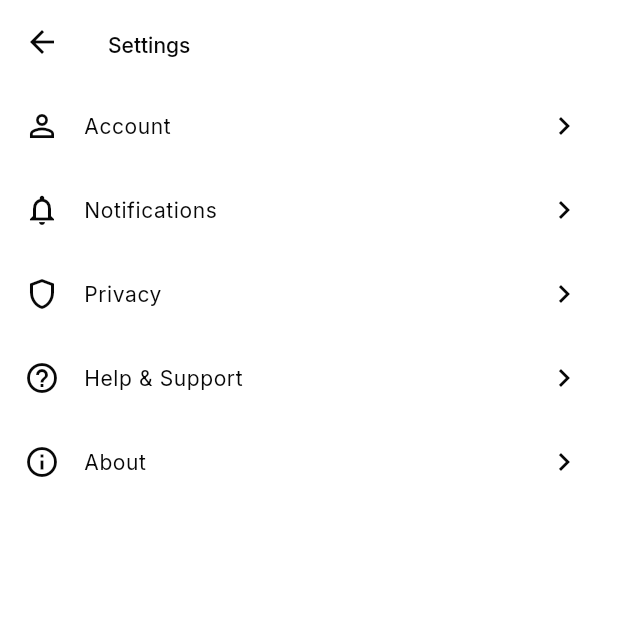
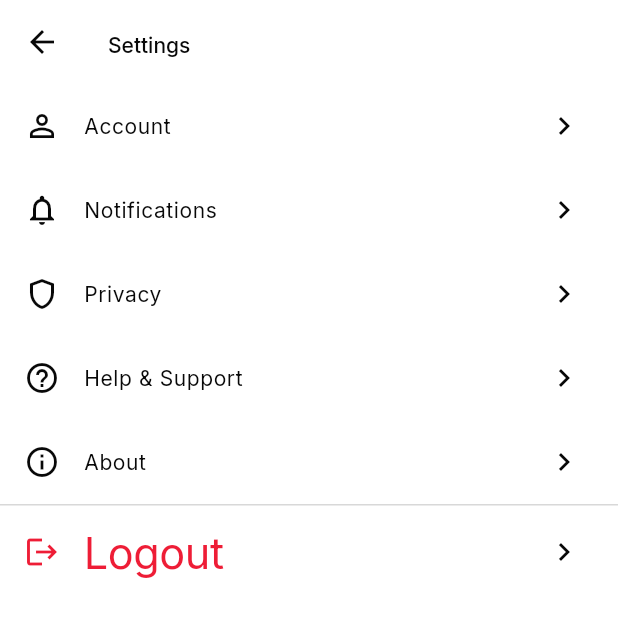
Before and after one commit to hib4/DermaScan, a Flutter app: the SettingsScreen screen opened directly, on a phone screen of 412 x 824 dp, the top half of it. Run offline on Flutter 3.47's test engine with Material 3 defaults, Android fonts, the phone set to English and light mode, and no system bars; our stand-ins replace bloc, camera, equatable, flutter_bloc, flutter_secure_storage, go_router and 3 more; missing offline and left inert: tflite_flutter; accounts and stored records are empty.

Commit message:
feat: add logout tile with confirmation dialog to SettingsScreen

```diff
--- a/mobile/lib/screens/settings_screen.dart
+++ b/mobile/lib/screens/settings_screen.dart
@@ -1,4 +1,6 @@
 import 'package:flutter/material.dart';
+import 'package:flutter_bloc/flutter_bloc.dart';
+import '../core/cubit/auth_cubit.dart';
 
 class SettingsScreen extends StatelessWidget {
   const SettingsScreen({super.key});
@@ -14,6 +16,42 @@ class SettingsScreen extends StatelessWidget {
           _SettingsTile(icon: Icons.shield_outlined, title: 'Privacy'),
           _SettingsTile(icon: Icons.help_outline, title: 'Help & Support'),
           _SettingsTile(icon: Icons.info_outline, title: 'About'),
+          const Divider(),
+          ListTile(
+            leading: Icon(Icons.logout, color: Theme.of(context).colorScheme.error),
+            title: Text(
+              'Logout',
+              style: TextStyle(color: Theme.of(context).colorScheme.error),
+            ),
+            trailing: const Icon(Icons.chevron_right),
+            onTap: () => _showLogoutDialog(context),
+          ),
+        ],
+      ),
+    );
+  }
+
+  void _showLogoutDialog(BuildContext context) {
+    showDialog(
+      context: context,
+      builder: (ctx) => AlertDialog(
+        title: const Text('Logout'),
+        content: const Text('Are you sure you want to log out?'),
+        actions: [
+          TextButton(
+            onPressed: () => Navigator.of(ctx).pop(),
+            child: const Text('Cancel'),
+          ),
+          TextButton(
+            onPressed: () {
+              Navigator.of(ctx).pop();
+              context.read<AuthCubit>().logout();
+            },
+            child: Text(
+              'Logout',
+              style: TextStyle(color: Theme.of(context).colorScheme.error),
+            ),
+          ),
         ],
       ),
     );
@@ -23,7 +61,6 @@ class SettingsScreen extends StatelessWidget {
 class _SettingsTile extends StatelessWidget {
   final IconData icon;
   final String title;
-
   const _SettingsTile({required this.icon, required this.title});
 
   @override
```
